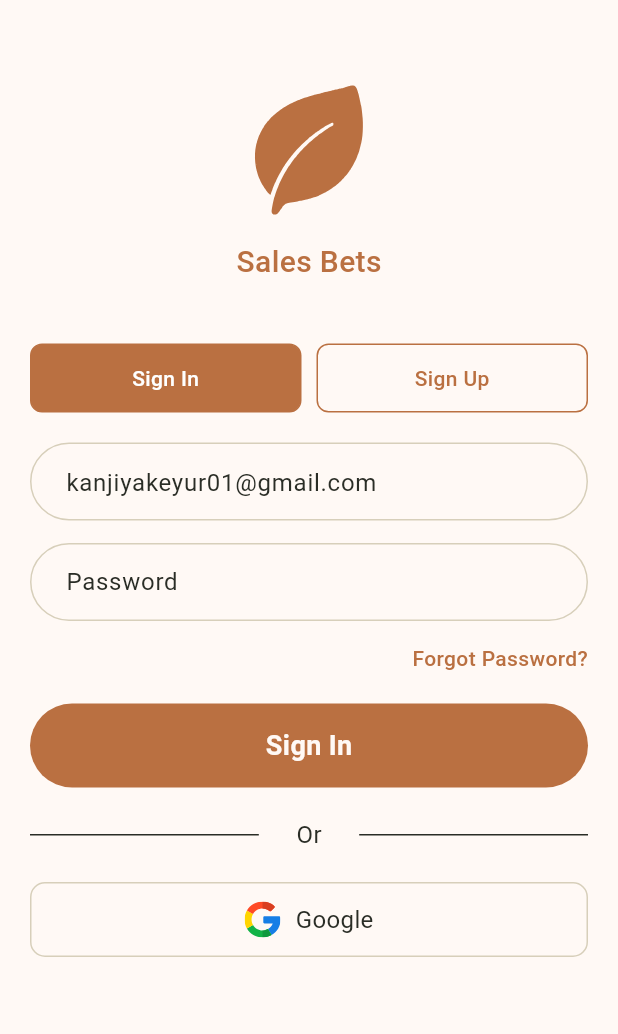
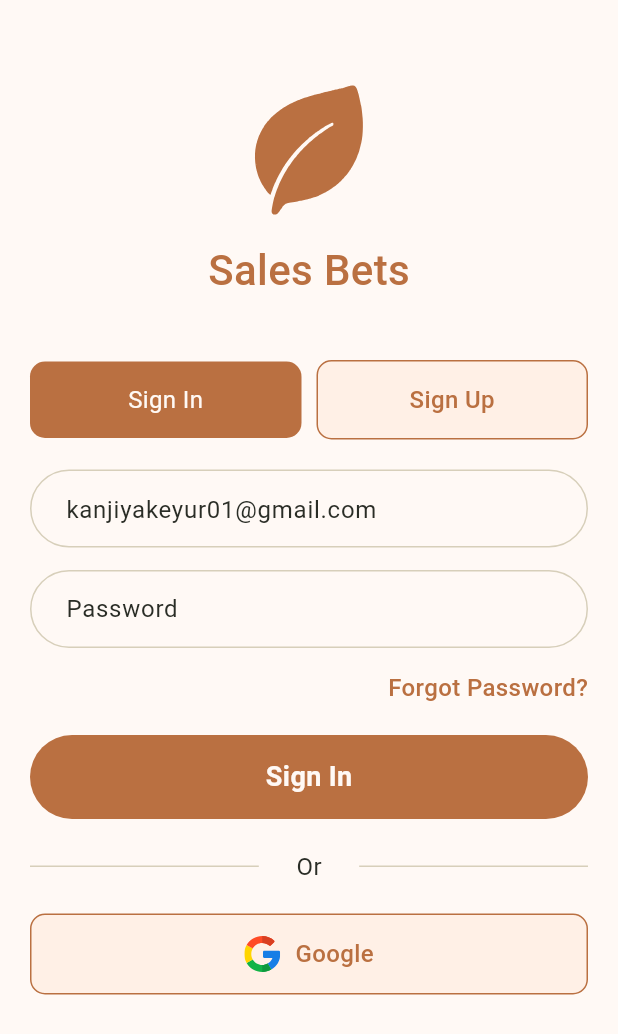
Before and after one commit to kanjiyakeyur/salesBets, a Flutter app: the screen it shows after launch, on a phone screen of 412 x 824 dp. Shown: the top 1034 px of the screen. Run offline on Flutter 3.47's test engine with Material 3 defaults, Android fonts, the phone set to English and light mode, and no system bars; our stand-ins replace bloc, cached_network_image, cloud_firestore, connectivity_plus, device_info_plus, dio and 17 more; missing offline and left inert: android_intent_plus; accounts and stored records are empty.

Commit message:
Auth done

```diff
--- a/lib/presentation/auth_screen/auth_screen.dart
+++ b/lib/presentation/auth_screen/auth_screen.dart
@@ -61,7 +61,7 @@ class AuthScreen extends StatelessWidget {
         radius: BorderRadius.circular(12.h),
       ),
       SizedBox(height: 10.h),
-      Text("Sales Bets", style: CustomTextStyles.logoText),
+      Text("Sales Bets", style: CustomTextStyles.primaryS28W500),
       SizedBox(height: 40.h),
 
       // Auth Mode Toggle
@@ -78,21 +78,16 @@ class AuthScreen extends StatelessWidget {
                         context.read<AuthBloc>().add(SwitchToSignInEvent());
                       },
                       child: Container(
-                        padding: EdgeInsets.symmetric(vertical: 12.h),
-                        decoration: BoxDecoration(
-                          color: state.authMode == AuthMode.emailSignIn
-                              ? appTheme.primary : Colors.transparent,
-                          border: Border.all(color: appTheme.primary),
-                          borderRadius: BorderRadius.circular(8.h),
-                        ),
+                        padding: EdgeInsets.symmetric(vertical: 14.h),
+                        decoration: state.authMode == AuthMode.emailSignIn
+                            ? AppDecoration.fillPrimaryB10
+                            : AppDecoration.borderPrimaryWithPrimaryLightB10,
                         child: Text(
                           "Sign In",
                           textAlign: TextAlign.center,
-                          style: TextStyle(
-                            color: state.authMode == AuthMode.emailSignIn
-                                ? Colors.white : appTheme.primary,
-                            fontWeight: FontWeight.w500,
-                          ),
+                          style: state.authMode == AuthMode.emailSignIn
+                              ? CustomTextStyles.whiteS16W400
+                              : CustomTextStyles.primaryS16W500,
                         ),
                       ),
                     ),
@@ -104,21 +99,16 @@ class AuthScreen extends StatelessWidget {
                         context.read<AuthBloc>().add(SwitchToSignUpEvent());
                       },
                       child: Container(
-                        padding: EdgeInsets.symmetric(vertical: 12.h),
-                        decoration: BoxDecoration(
-                          color: state.authMode == AuthMode.emailSignUp
-                              ? appTheme.primary : Colors.transparent,
-                          border: Border.all(color: appTheme.primary),
-                          borderRadius: BorderRadius.circular(8.h),
-                        ),
+                        padding: EdgeInsets.symmetric(vertical: 14.h),
+                        decoration: state.authMode == AuthMode.emailSignUp
+                            ? AppDecoration.fillPrimaryB10
+                            : AppDecoration.borderPrimaryWithPrimaryLightB10,
                         child: Text(
                           "Sign Up",
                           textAlign: TextAlign.center,
-                          style: TextStyle(
-                            color: state.authMode == AuthMode.emailSignUp
-                                ? Colors.white : appTheme.primary,
-                            fontWeight: FontWeight.w500,
-                          ),
+                          style: state.authMode == AuthMode.emailSignUp
+                              ? CustomTextStyles.whiteS16W400
+                              : CustomTextStyles.primaryS16W500,
                         ),
                       ),
                     ),
@@ -244,10 +234,7 @@ class AuthScreen extends StatelessWidget {
                     onTap: () => _onForgotPassword(context),
                     child: Text(
                       "Forgot Password?",
-                      style: TextStyle(
-                        color: appTheme.primary,
-                        fontWeight: FontWeight.w500,
-                      ),
+                      style: CustomTextStyles.primaryS16W500,
                     ),
                   ),
                 ),
@@ -265,13 +252,13 @@ class AuthScreen extends StatelessWidget {
               Row(
                 children: [
                   Expanded(
-                    child: Divider(color: appTheme.black, height: 1.h, thickness: 1.h),
+                    child: Divider(color: appTheme.primaryGray, height: 1.h, thickness: 1.h),
                   ),
                   SizedBox(width: 25.h),
                   Text("lbl_or".tr, style: CustomTextStyles.blackS16W400),
                   SizedBox(width: 25.h),
                   Expanded(
-                    child: Divider(color: appTheme.black, height: 1.h, thickness: 1.h),
+                    child: Divider(color: appTheme.primaryGray, height: 1.h, thickness: 1.h),
                   ),
                 ],
               ),
@@ -315,8 +302,8 @@ class AuthScreen extends StatelessWidget {
       child: GestureDetector(
         onTap: onPressed,
         child: Container(
-          padding: EdgeInsets.symmetric(horizontal: 10.h, vertical: 12.h),
-          decoration: AppDecoration.borderPrimaryB10,
+          padding: EdgeInsets.symmetric(horizontal: 12.h, vertical: 14.h),
+          decoration: AppDecoration.borderPrimaryWithPrimaryLightB10,
           child: Row(
             mainAxisAlignment: MainAxisAlignment.center,
             children: [
@@ -328,7 +315,7 @@ class AuthScreen extends StatelessWidget {
               SizedBox(width: 10.h),
               Text(
                 text,
-                style: CustomTextStyles.blackS16W400,
+                style: CustomTextStyles.primaryS16W500,
               ),
             ],
           ),
@@ -339,11 +326,6 @@ class AuthScreen extends StatelessWidget {
 
 
 
-  void _onTapNext(BuildContext context) {
-    if (_formKey.currentState!.validate()) {
-      context.read<AuthBloc>().add(OnClickSubmitEvent());
-    }
-  }
 
   void _onTapEmailAuth(BuildContext context) {
     if (_formKey.currentState!.validate()) {
@@ -381,11 +363,18 @@ class AuthScreen extends StatelessWidget {
       context: context,
       builder: (BuildContext context) {
         return AlertDialog(
-          title: Text("Reset Password"),
+          backgroundColor: appTheme.background,
+          shape: RoundedRectangleBorder(
+            borderRadius: CustomBorderRadiusStyle.border10,
+          ),
+          title: Text("Reset Password", style: CustomTextStyles.blackS20W600),
           content: Column(
             mainAxisSize: MainAxisSize.min,
             children: [
-              Text("Enter your email address to receive a password reset link."),
+              Text(
+                "Enter your email address to receive a password reset link.",
+                style: CustomTextStyles.blackS16W400,
+              ),
               SizedBox(height: 16.h),
               CustomTextFormField(
                 controller: emailController,
@@ -403,9 +392,15 @@ class AuthScreen extends StatelessWidget {
           actions: [
             TextButton(
               onPressed: () => Navigator.of(context).pop(),
-              child: Text("Cancel"),
+              child: Text("Cancel", style: CustomTextStyles.primaryS16W500),
             ),
             ElevatedButton(
+              style: ElevatedButton.styleFrom(
+                backgroundColor: appTheme.primary,
+                shape: RoundedRectangleBorder(
+                  borderRadius: CustomBorderRadiusStyle.border10,
+                ),
+              ),
               onPressed: () {
                 if (emailController.text.isNotEmpty) {
                   context.read<AuthBloc>().add(
@@ -414,7 +409,7 @@ class AuthScreen extends StatelessWidget {
                   Navigator.of(context).pop();
                 }
               },
-              child: Text("Send Reset Link"),
+              child: Text("Send Reset Link", style: CustomTextStyles.whiteS16W400),
             ),
           ],
         );
```
